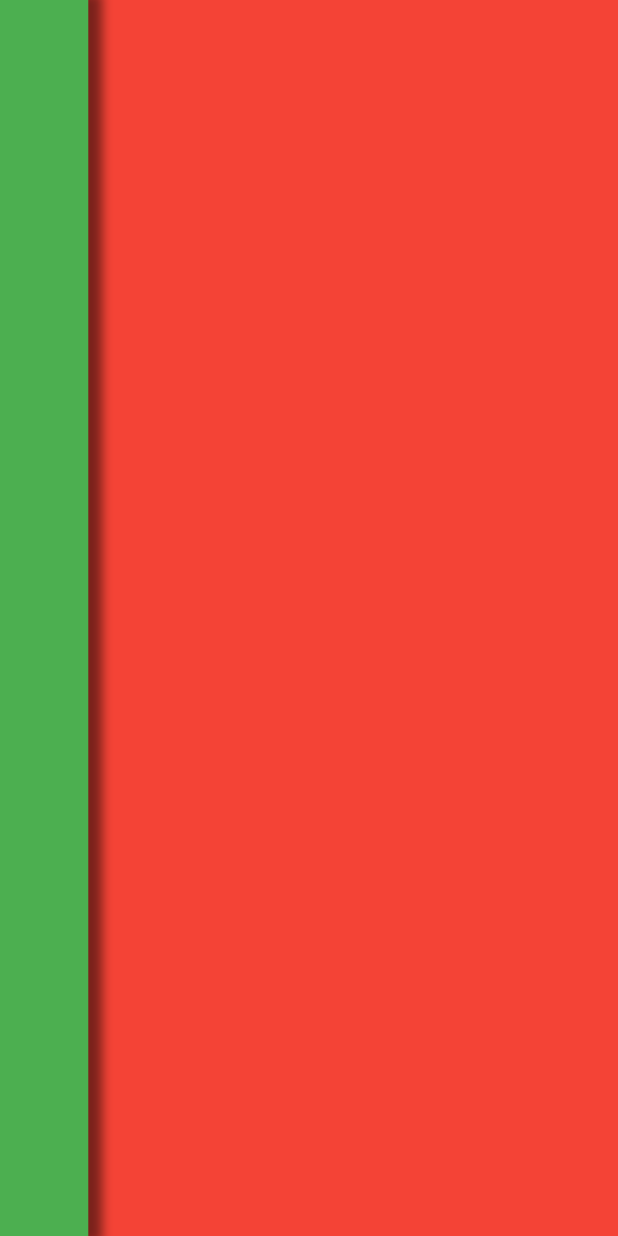
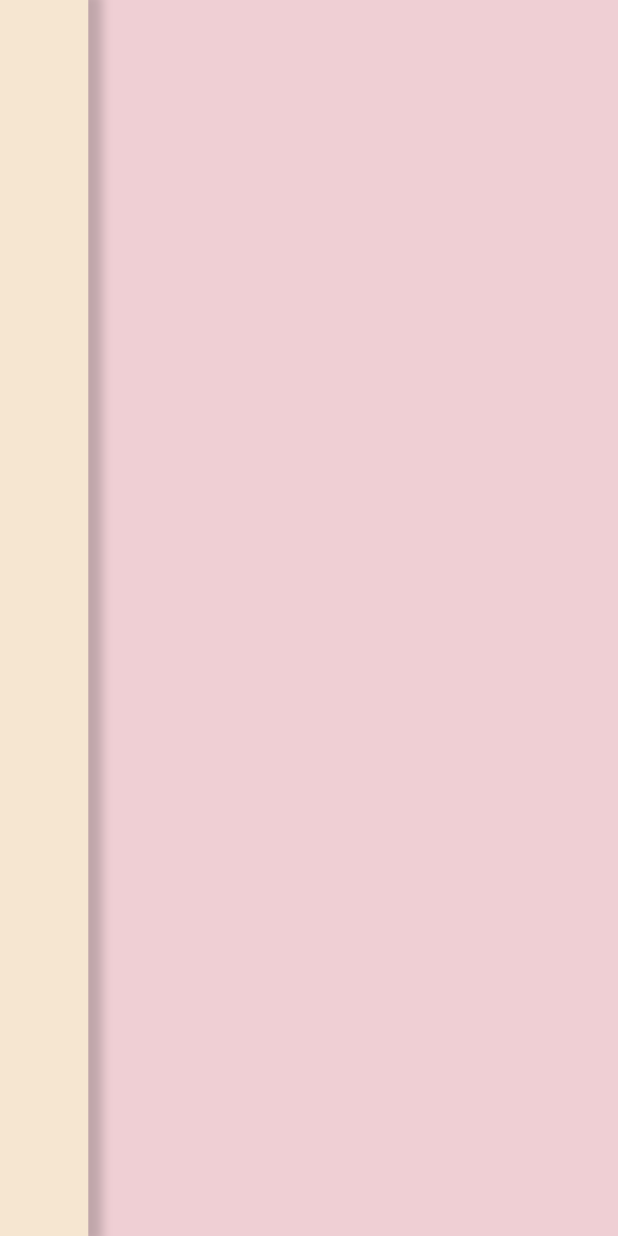
Before and after one commit to razhui/ma-app, a Flutter app: the screen it shows after launch, on a phone screen of 412 x 824 dp. Run offline on Flutter 3.47's test engine with Material 2 defaults, Android fonts, the phone set to English and light mode, and no system bars.

Commit message:
color change

```diff
--- a/lib/main.dart
+++ b/lib/main.dart
@@ -5,20 +5,22 @@ void main() {
 }
 
 class MyApp extends StatelessWidget {
+  final pinkColor = const Color(0xffefcfd4);
+  final beigeColor = const Color(0xfff6e6d1);
   Widget build(BuildContext context) {
     return MaterialApp(
       title: "Test",
       home: Scaffold(
-        backgroundColor: Colors.red,
+        backgroundColor: pinkColor,
         body: Row(
           children: [
             Expanded(
                 flex: 1,
                 child: Container(
                   // color: Colors.red,
-                  decoration: BoxDecoration(color: Colors.green, boxShadow: [
+                  decoration: BoxDecoration(color: beigeColor, boxShadow: [
                     BoxShadow(
-                        color: Colors.black.withOpacity(0.5),
+                        color: Colors.black.withOpacity(0.2),
                         spreadRadius: 5,
                         blurRadius: 5,
                         offset: Offset(5, 0))
```
